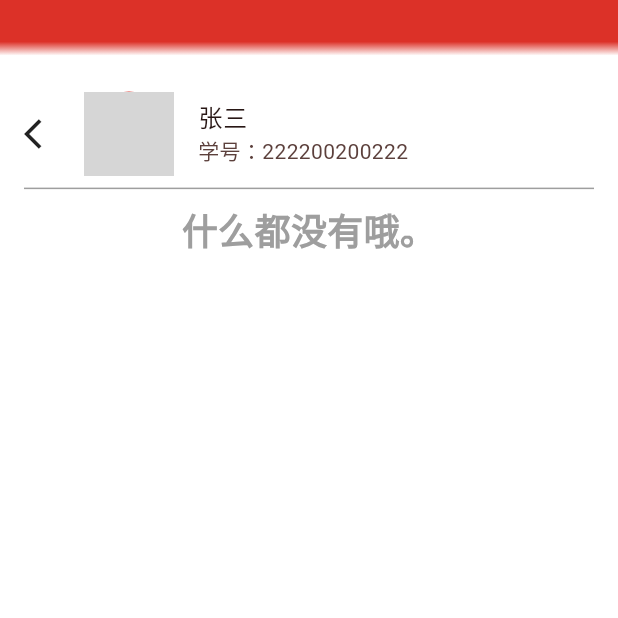
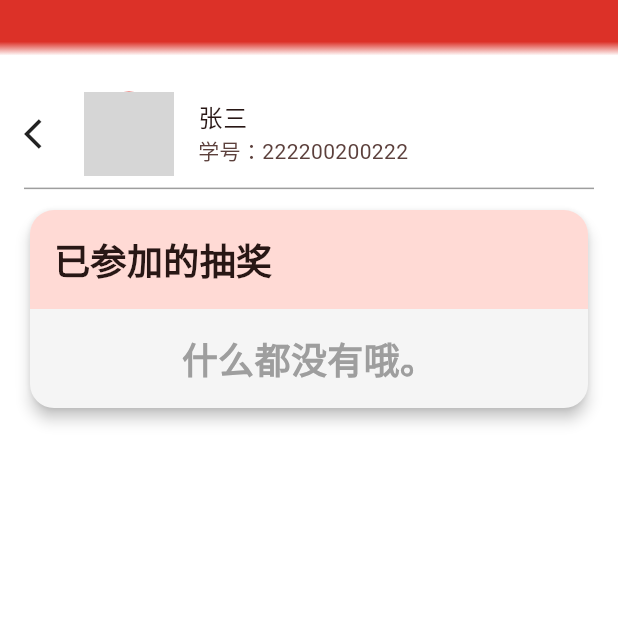
Before and after one commit to xhtzs12/prize, a Flutter app: the MyselfPage screen opened directly, after a tap on "抽奖记录", on a phone screen of 412 x 824 dp, the top half of it. Run offline on Flutter 3.47's test engine with Material 3 defaults, Android fonts, the light colour scheme and no system bars; our stand-ins replace shared_preferences; accounts and stored records are empty; network calls fail; grey boxes are pictures that could not be loaded.

Commit message:
优化抽奖展示页面，实现复用

```diff
--- a/lib/route/addLottery/instant_lottery_page.dart
+++ b/lib/route/addLottery/instant_lottery_page.dart
@@ -136,9 +136,10 @@ class _InstantLotteryPageState extends State<InstantLotteryPage> {
                     Container(
                       width: double.infinity,
                       decoration: BoxDecoration(
-                        color: Theme.of(context).colorScheme.primaryFixed,
-                        borderRadius: BorderRadius.only(topLeft: Radius.circular(16),topRight: Radius.circular(16))
-                      ),
+                          color: Theme.of(context).colorScheme.primaryFixed,
+                          borderRadius: BorderRadius.only(
+                              topLeft: Radius.circular(16),
+                              topRight: Radius.circular(16))),
                       padding: const EdgeInsets.all(8.0),
                       child: Center(
                         child: Text(
@@ -150,7 +151,6 @@ class _InstantLotteryPageState extends State<InstantLotteryPage> {
                         ),
                       ),
                     ),
-                    Divider(color: Colors.grey),
                     Padding(
                       padding: const EdgeInsets.all(8.0),
                       child: TextField(
--- a/lib/route/add_lottery_page.dart
+++ b/lib/route/add_lottery_page.dart
@@ -2,6 +2,7 @@ import 'package:flutter/material.dart';
 import 'package:lottery/main.dart';
 import 'package:lottery/route/addLottery/common_lottery_page.dart';
 import 'package:lottery/route/addLottery/instant_lottery_page.dart';
+import 'package:lottery/route/display_lottery_page.dart';
 
 class AddLotteryPage extends StatelessWidget {
   const AddLotteryPage({super.key});
@@ -45,8 +46,9 @@ class AddLotteryPage extends StatelessWidget {
                             padding: const EdgeInsets.all(8.0),
                             child: Center(
                                 child: Text('创建抽奖',
-                                    style: TextStyle(fontSize: 22,fontWeight: FontWeight.bold)))),
-                        Divider(color: Colors.grey),
+                                    style: TextStyle(
+                                        fontSize: 22,
+                                        fontWeight: FontWeight.bold)))),
                         Spacer(),
                         InkWell(
                           onTap: () {
@@ -113,6 +115,7 @@ class AddLotteryPage extends StatelessWidget {
                           InkWell(
                             onTap: () {
                               debugPrint('已发布的抽奖');
+                              Navigator.push(context, MaterialPageRoute(builder: (context)=>DisplayLotteryPage(lotteries: [], title: '已发布抽奖')));
                             },
                             child: Container(
                               width: screenWidth * 0.6,
--- a/lib/route/myself/participated_lottery_page.dart
+++ b/lib/route/display_lottery_page.dart
@@ -1,19 +1,30 @@
-import 'dart:math';
-
 import 'package:flutter/material.dart';
 import 'package:lottery/data/LotteryResponse.dart';
 import 'package:lottery/main.dart';
 
-class ParticipatedLotteryPage extends StatefulWidget {
-  const ParticipatedLotteryPage({super.key});
+class DisplayLotteryPage extends StatefulWidget {
+  final List<LotteryResponse> lotteries; // 抽奖信息列表
+  final String title; // 页面标题
+
+  // 构造函数，接收数据和标题
+  const DisplayLotteryPage(
+      {required this.lotteries, required this.title, super.key});
 
   @override
-  State<ParticipatedLotteryPage> createState() =>
-      _ParticipatedLotteryPageState();
+  State<DisplayLotteryPage> createState() => _DisplayLotteryPageState();
 }
 
-class _ParticipatedLotteryPageState extends State<ParticipatedLotteryPage> {
-  List<LotteryResponse> lotteryResponseList = [];
+class _DisplayLotteryPageState extends State<DisplayLotteryPage> {
+  late List<LotteryResponse> lotteryResponseList;
+  late String title;
+
+  @override
+  void initState() {
+    super.initState();
+    // 初始化数据
+    lotteryResponseList = widget.lotteries;
+    title = widget.title;
+  }
 
   @override
   Widget build(BuildContext context) {
@@ -27,7 +38,26 @@ class _ParticipatedLotteryPageState extends State<ParticipatedLotteryPage> {
             children: [
               UserListTileD(),
               Divider(color: Colors.grey, height: 1),
+              SizedBox(height: 10),
+              Card(
+                elevation: 4,
+                color: Colors.grey[100],
+                shape: RoundedRectangleBorder(
+                    borderRadius: BorderRadius.circular(16)),
+                child: Column(
+                  children: [
+                    _buildTitle(title),
+                    Padding(
+                        padding: EdgeInsets.all(8.0),
+                        child: Column(
+                          children: [
                             _buildIfNothing(),
+                            _buildListView()
+                          ],
+                        )),
+                  ],
+                ),
+              ),
               _buildListView(),
             ],
           ),
@@ -82,6 +112,27 @@ class _ParticipatedLotteryPageState extends State<ParticipatedLotteryPage> {
     );
   }
 
+  Widget _buildTitle(String title) {
+    return Container(
+      width: double.infinity,
+      decoration: BoxDecoration(
+          color: Theme.of(context).colorScheme.primaryFixed,
+          borderRadius: BorderRadius.only(
+              topLeft: Radius.circular(16), topRight: Radius.circular(16))),
+      padding: EdgeInsets.all(8.0),
+      child: Padding(
+        padding: EdgeInsets.all(8.0),
+        child: Text(
+          title,
+          style: TextStyle(
+            fontSize: 24,
+            fontWeight: FontWeight.bold,
+          ),
+        ),
+      ),
+    );
+  }
+
   Widget _buildItem(String label, String value) {
     return Padding(
       padding: EdgeInsets.all(8),
@@ -100,14 +151,17 @@ class _ParticipatedLotteryPageState extends State<ParticipatedLotteryPage> {
     if (lotteryResponseList.isEmpty) {
       return Column(
         children: [
-          SizedBox(height: 10),
-          Center(
+
+          Padding(
+            padding: const EdgeInsets.all(8.0),
+            child: Center(
               child: Text(
                 '什么都没有哦。',
                 style: TextStyle(
                     fontSize: 24,
                     fontWeight: FontWeight.bold,
                     color: Colors.grey),
+              ),
             ),
           ),
         ],
--- a/lib/route/myself_page.dart
+++ b/lib/route/myself_page.dart
@@ -1,7 +1,7 @@
 import 'package:flutter/material.dart';
 import 'package:lottery/main.dart';
 import 'package:lottery/route/myself/information_page.dart';
-import 'package:lottery/route/myself/participated_lottery_page.dart';
+import 'package:lottery/route/display_lottery_page.dart';
 import 'package:lottery/route/myself/setting_page.dart';
 import 'package:provider/provider.dart';
 
@@ -58,7 +58,7 @@ class MyselfPage extends StatelessWidget {
                 borderRadius: BorderRadius.circular(16),
                 onTap: () {
                   debugPrint('抽奖记录');
-                  Navigator.push(context, MaterialPageRoute(builder: (context)=>ParticipatedLotteryPage()));
+                  Navigator.push(context, MaterialPageRoute(builder: (context)=> DisplayLotteryPage(lotteries: [],title: '已参加的抽奖')));
                 },
                 child: Card(
                   color: Theme.of(context).colorScheme.secondaryFixed,
```
Also changed, not shown: lib/route/lottery_record_page.dart (deleted). Lines whose indentation alone changed are shown as unchanged.
